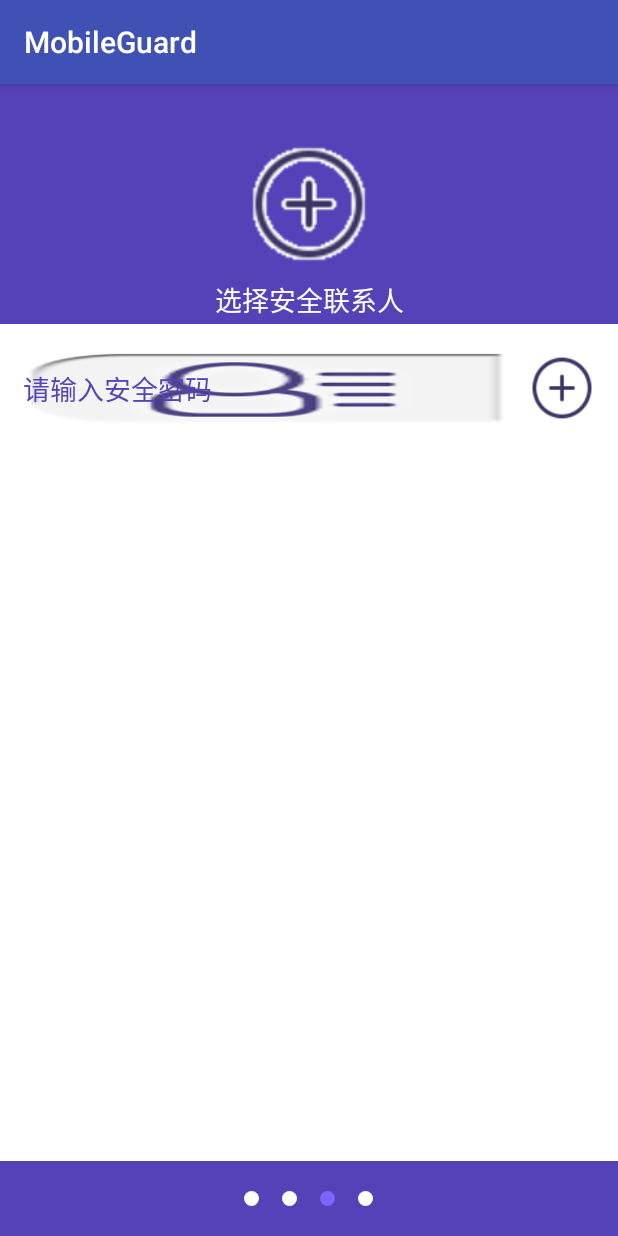
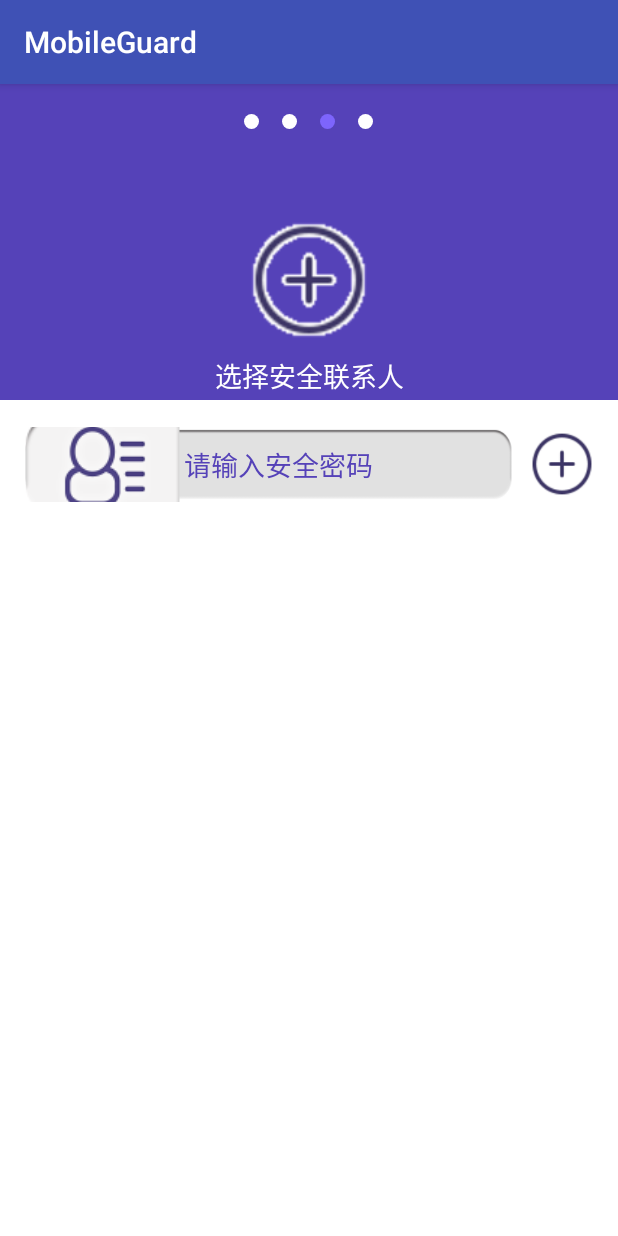
Before and after one commit to zjqzjiqzjq/MobileGuard, an Android app: the Setup3Activity screen opened directly, with no data from a screen before it, on a phone screen of 412 x 824 dp. Run offline under Robolectric (Android 15) with nearby library versions, the phone set to English and light mode, and no system bars.

Commit message:
修复版本号显示错误

```diff
--- a/app/src/main/java/cn/edu/gdmec/android/mobileguard/SplashActivity.java
+++ b/app/src/main/java/cn/edu/gdmec/android/mobileguard/SplashActivity.java
@@ -17,7 +17,7 @@ public class SplashActivity extends AppCompatActivity {
         setContentView(R.layout.activity_spalsh);
         mVersion = MyUtils.getVersion(getApplicationContext());
         mTvVersion = (TextView)findViewById(R.id.tv_splash_version);
-        mTvVersion.setText("版本号："+mTvVersion);
+        mTvVersion.setText("版本号："+mVersion);
         final VersionUpdateUtils versionUpdateUtils = new VersionUpdateUtils(mVersion,SplashActivity.this);
          new Thread(){
              @Override
--- a/app/src/main/java/cn/edu/gdmec/android/mobileguard/m1home/utils/MyUtils.java
+++ b/app/src/main/java/cn/edu/gdmec/android/mobileguard/m1home/utils/MyUtils.java
@@ -13,7 +13,7 @@ public class MyUtils {
         PackageManager packageManager = context.getPackageManager();
         try{
             PackageInfo packageInfo = packageManager.getPackageInfo(context.getPackageName(),0);
-            return packageInfo.packageName;
+            return packageInfo.versionName;
         } catch (PackageManager.NameNotFoundException e) {
             e.printStackTrace();
             return "";
--- a/app/src/main/res/layout/activity_setup_3.xml
+++ b/app/src/main/res/layout/activity_setup_3.xml
@@ -3,12 +3,23 @@
               android:orientation="vertical"
               android:layout_width="match_parent"
               android:layout_height="match_parent">
+
+    <LinearLayout
+        android:layout_width="match_parent"
+        android:layout_height="55dp"
+        android:layout_weight="10"
+        android:background="@color/purple"
+        android:gravity="center">
+        <include layout="@layout/setup_radiogroup"/>
+    </LinearLayout>
+
     <LinearLayout
         android:layout_width="match_parent"
         android:layout_height="match_parent"
         android:layout_weight="100"
         android:background="@android:color/white"
         android:orientation="vertical">
+
         <RelativeLayout
             android:layout_width="match_parent"
             android:layout_height="160dp"
@@ -19,7 +30,8 @@
                 android:layout_width="80dp"
                 android:layout_height="80dp"
                 android:layout_centerInParent="true"
-                android:background="@drawable/add"/>
+                android:background="@drawable/add" />
+
             <TextView
                 android:layout_width="match_parent"
                 android:layout_height="wrap_content"
@@ -28,23 +40,26 @@
                 android:gravity="center"
                 android:text="选择安全联系人"
                 android:textColor="@android:color/white"
-                android:textSize="18sp"/>
+                android:textSize="18sp" />
         </RelativeLayout>
+
         <LinearLayout
             android:layout_width="match_parent"
             android:layout_height="55dp"
             android:layout_margin="15dp"
             android:gravity="center_vertical"
             android:orientation="horizontal">
+
             <EditText
                 android:id="@+id/et_inputphone"
                 android:layout_width="match_parent"
                 android:layout_height="50dp"
                 android:layout_weight="5"
-                android:background="@drawable/contact_et_left_icon"
+                android:background="@drawable/coner_white_rec"
+                android:drawableLeft="@drawable/contact_et_left_icon"
                 android:hint="请输入安全密码"
                 android:inputType="phone"
-                android:textColorHint="@color/purple"/>
+                android:textColorHint="@color/purple" />
 
             <Button
                 android:id="@+id/btn_addcontact"
@@ -52,16 +67,8 @@
                 android:layout_height="45dp"
                 android:layout_marginLeft="10dp"
                 android:layout_weight="1"
-                android:background="@drawable/sim_bind_selector"/>
+                android:background="@drawable/sim_bind_selector" />
 
         </LinearLayout>
     </LinearLayout>
-    <LinearLayout
-        android:layout_width="match_parent"
-        android:layout_height="55dp"
-        android:layout_weight="10"
-        android:background="@color/purple"
-        android:gravity="center">
-        <include layout="@layout/setup_radiogroup"/>
-    </LinearLayout>
 </LinearLayout>
```
Also changed, not shown: app/src/main/res/drawable/coner_white_rec.png (added).
